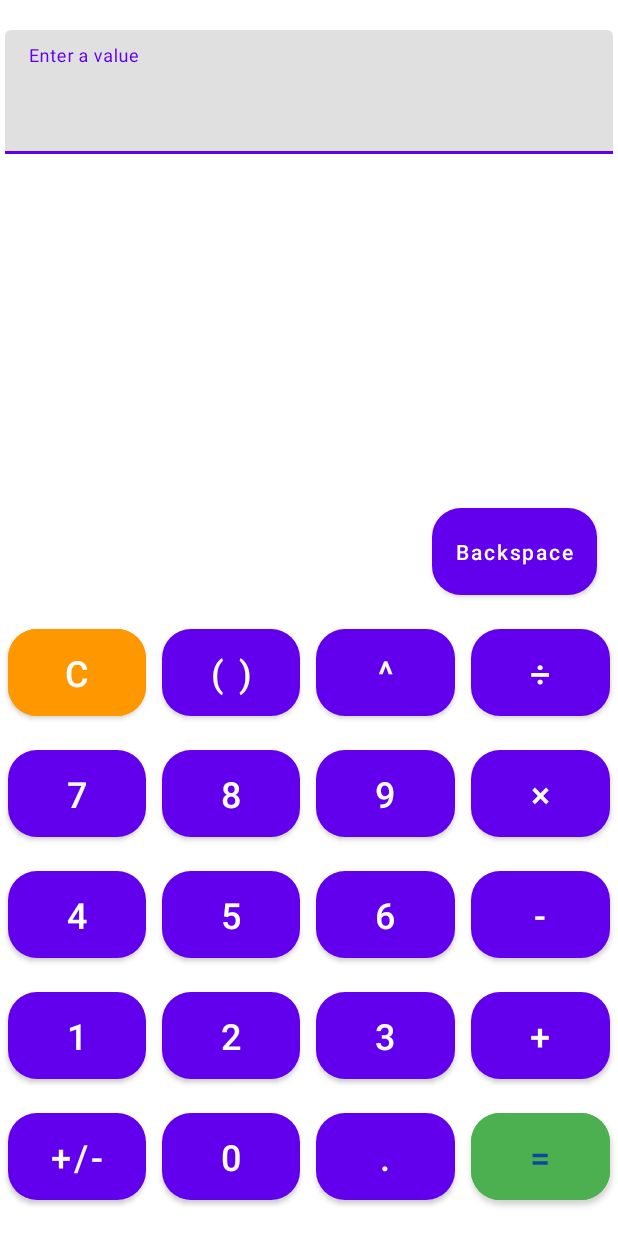
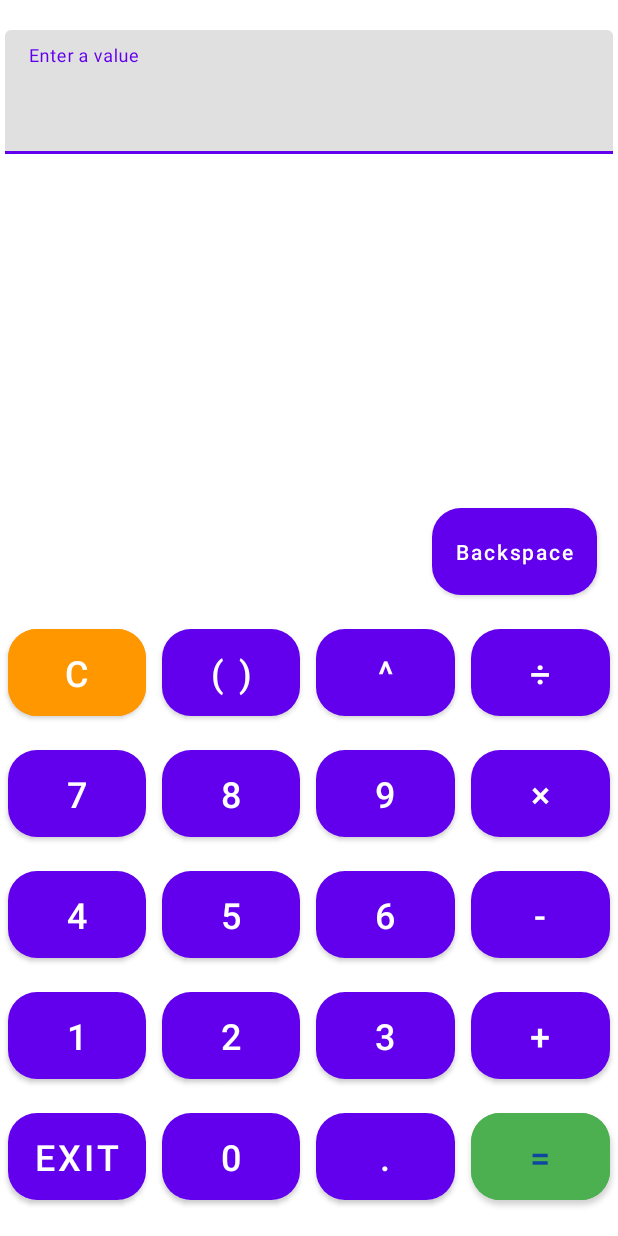
Before and after one commit to an1ndra/calculator, an Android app: the screen it shows after launch (MainActivity), on a phone screen of 412 x 824 dp. Run offline under Robolectric (Android 15) with nearby library versions, the phone set to English and light mode, and no system bars.

Commit message:
Update string.xml add Exit string to app

```diff
--- a/app/src/main/res/values/strings.xml
+++ b/app/src/main/res/values/strings.xml
@@ -18,7 +18,7 @@
     <string name="multiply">×</string>
     <string name="add">+</string>
     <string name="subtract">-</string>
-    <string name="plusMinus">+/-</string>
+    <string name="plusMinus">Exit</string>
     <string name="point">.</string>
     <string name="equals">=</string>
 
```
